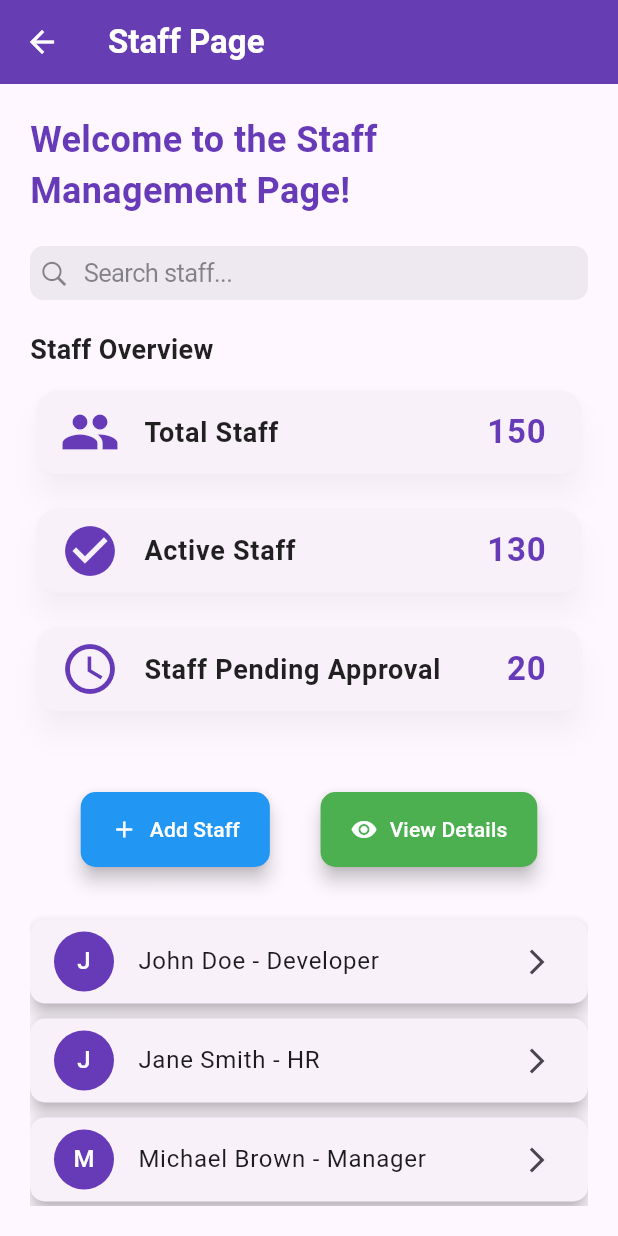
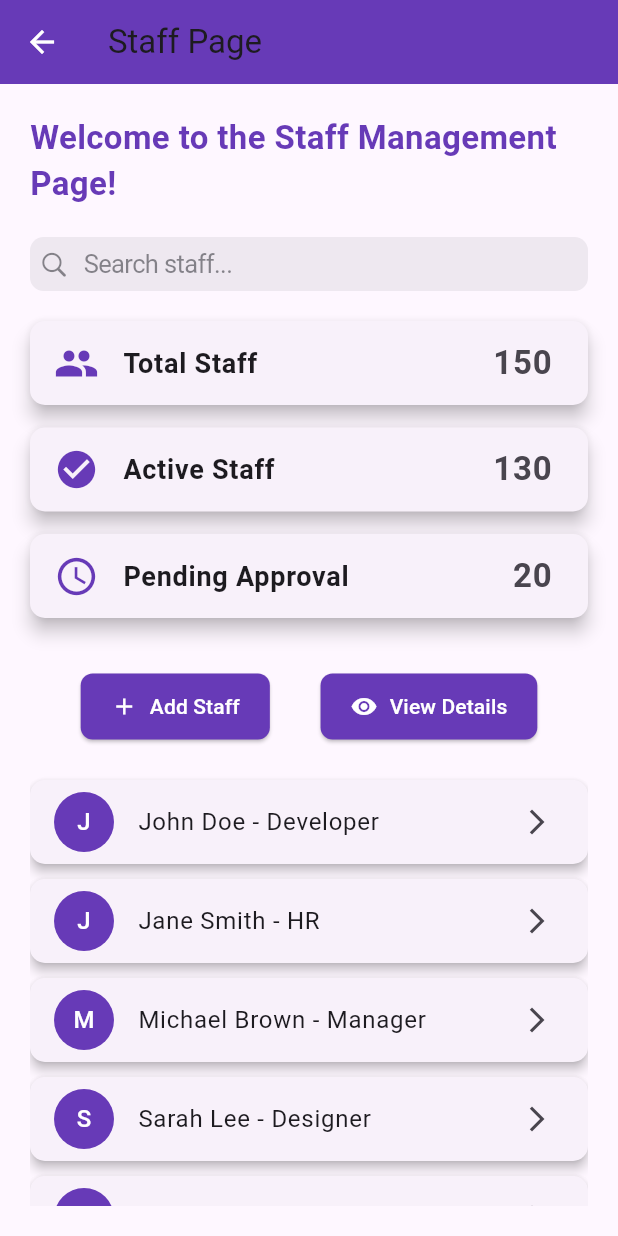
Before and after one commit to MANA2528/EduAdmin_flutter, a Flutter app: the StaffPage screen opened directly, on a phone screen of 412 x 824 dp. Run offline on Flutter 3.47's test engine with Material 3 defaults, Android fonts, the phone set to English and light mode, and no system bars; our stand-ins replace smooth_page_indicator.

Commit message:
Update StaffPage.dart

```diff
--- a/lib/main_screens/StaffPage.dart
+++ b/lib/main_screens/StaffPage.dart
@@ -1,4 +1,3 @@
-//import 'package:charts_flutter/flutter.dart' as charts;
 import 'package:flutter/cupertino.dart';
 import 'package:flutter/material.dart';
 
@@ -13,16 +12,8 @@ class StaffPage extends StatelessWidget {
             Navigator.pop(context); // Back navigation
           },
         ),
-        title: Text(
-          "Staff Page",
-          style: TextStyle(
-            fontWeight: FontWeight.bold,
-            fontSize: 22,
-            color: Colors.white,
-          ),
-        ),
+        title: Text("Staff Page"),
         backgroundColor: Colors.deepPurple,
-        elevation: 5,
       ),
       body: Padding(
         padding: const EdgeInsets.all(20.0),
@@ -33,7 +24,7 @@ class StaffPage extends StatelessWidget {
             Text(
               "Welcome to the Staff Management Page!",
               style: TextStyle(
-                fontSize: 24,
+                fontSize: 22,
                 fontWeight: FontWeight.bold,
                 color: Colors.deepPurple,
               ),
@@ -42,38 +33,21 @@ class StaffPage extends StatelessWidget {
             // Search bar
             _buildSearchBar(),
             SizedBox(height: 20),
-            // Staff info section (example content)
-            Text(
-              "Staff Overview",
-              style: TextStyle(
-                fontSize: 18,
-                fontWeight: FontWeight.w600,
-                color: Colors.black87,
-              ),
-            ),
-            SizedBox(height: 10),
+            // Staff Overview
             _buildStaffInfoCard("Total Staff", "150", Icons.people),
-            SizedBox(height: 15),
             _buildStaffInfoCard("Active Staff", "130", Icons.check_circle),
-            SizedBox(height: 15),
-            _buildStaffInfoCard(
-                "Staff Pending Approval", "20", Icons.access_time),
+            _buildStaffInfoCard("Pending Approval", "20", Icons.access_time),
             SizedBox(height: 20),
-            // Bar chart for Staff Distribution
-            //_buildStaffChart(),
-            SizedBox(height: 30),
-            // Action Buttons (e.g., Add Staff, View Details)
+            // Action Buttons
             Row(
               mainAxisAlignment: MainAxisAlignment.spaceEvenly,
               children: [
-                _buildActionButton(
-                    context, "Add Staff", Icons.add, Colors.blue),
-                _buildActionButton(
-                    context, "View Details", Icons.visibility, Colors.green),
+                _buildActionButton(context, "Add Staff", Icons.add),
+                _buildActionButton(context, "View Details", Icons.visibility),
               ],
             ),
-            SizedBox(height: 30),
-            // Staff List (interactive)
+            SizedBox(height: 20),
+            // Staff List
             Expanded(child: _buildStaffList()),
           ],
         ),
@@ -96,38 +70,25 @@ class StaffPage extends StatelessWidget {
   // Staff info card (Reusable)
   Widget _buildStaffInfoCard(String title, String count, IconData icon) {
     return Card(
-      elevation: 8,
-      shape: RoundedRectangleBorder(borderRadius: BorderRadius.circular(15)),
-      shadowColor: Colors.black.withOpacity(0.2),
+      elevation: 5,
+      shape: RoundedRectangleBorder(borderRadius: BorderRadius.circular(10)),
+      margin: EdgeInsets.only(bottom: 15),
       child: ListTile(
-        leading: Icon(
-          icon,
-          color: Colors.deepPurple,
-          size: 40,
-        ),
+        leading: Icon(icon, color: Colors.deepPurple, size: 30),
         title: Text(
           title,
-          style: TextStyle(
-            fontSize: 18,
-            fontWeight: FontWeight.bold,
-            color: Colors.black87,
-          ),
+          style: TextStyle(fontSize: 18, fontWeight: FontWeight.bold),
         ),
         trailing: Text(
           count,
-          style: TextStyle(
-            fontSize: 22,
-            fontWeight: FontWeight.bold,
-            color: Colors.deepPurple,
-          ),
+          style: TextStyle(fontSize: 22, fontWeight: FontWeight.bold),
         ),
       ),
     );
   }
 
   // Action button (Reusable)
-  Widget _buildActionButton(
-      BuildContext context, String title, IconData icon, Color color) {
+  Widget _buildActionButton(BuildContext context, String title, IconData icon) {
     return ElevatedButton.icon(
       onPressed: () {
         // Implement action (e.g., navigate to a new page or show a dialog)
@@ -138,45 +99,12 @@ class StaffPage extends StatelessWidget {
       icon: Icon(icon, color: Colors.white),
       label: Text(title, style: TextStyle(color: Colors.white)),
       style: ElevatedButton.styleFrom(
-        backgroundColor: color,
-        padding: EdgeInsets.symmetric(vertical: 15, horizontal: 20),
-        shape: RoundedRectangleBorder(borderRadius: BorderRadius.circular(10)),
-        elevation: 5,
+        backgroundColor: Colors.deepPurple,
+        padding: EdgeInsets.symmetric(vertical: 12, horizontal: 20),
+        shape: RoundedRectangleBorder(borderRadius: BorderRadius.circular(8)),
       ),
     );
   }
-
-  // Bar Chart for staff distribution (Active vs Pending)
-  // Widget _buildStaffChart() {
-  //var data = [
-  // StaffData('Active', 130),
-  // StaffData('Pending', 20),
-  //];
-
-  //var series = [
-  //charts.Series<StaffData, String>(
-  //id: 'Staff Distribution',
-  //colorFn: (_, __) => charts.MaterialPalette.deepPurple.shadeDefault,
-  //domainFn: (StaffData staff, _) => staff.status,
-  //measureFn: (StaffData staff, _) => staff.count,
-  //data: data,
-  // )
-  //];
-
-  //return Container(
-  // height: 200,
-  // padding: EdgeInsets.all(10),
-  // child: charts.BarChart(
-  // series,
-  // animate: true,
-  // vertical: false,
-  // barRendererDecorator: charts.BarLabelDecorator<String>(),
-  //// domainAxis: charts.OrdinalAxisSpec(
-  //   renderSpec: charts.SmallTickRendererSpec(labelRotation: 45),
-  //  ),
-  //),
-  // );
-  //}
 
   // Staff List (Scrollable with clickable items)
   Widget _buildStaffList() {
@@ -192,7 +120,7 @@ class StaffPage extends StatelessWidget {
       itemCount: staffMembers.length,
       itemBuilder: (context, index) {
         return Card(
-          elevation: 5,
+          elevation: 3,
           margin: EdgeInsets.symmetric(vertical: 5),
           shape:
               RoundedRectangleBorder(borderRadius: BorderRadius.circular(10)),
@@ -219,10 +147,3 @@ class StaffPage extends StatelessWidget {
     );
   }
 }
-
-class StaffData {
-  final String status;
-  final int count;
-
-  StaffData(this.status, this.count);
-}
```
